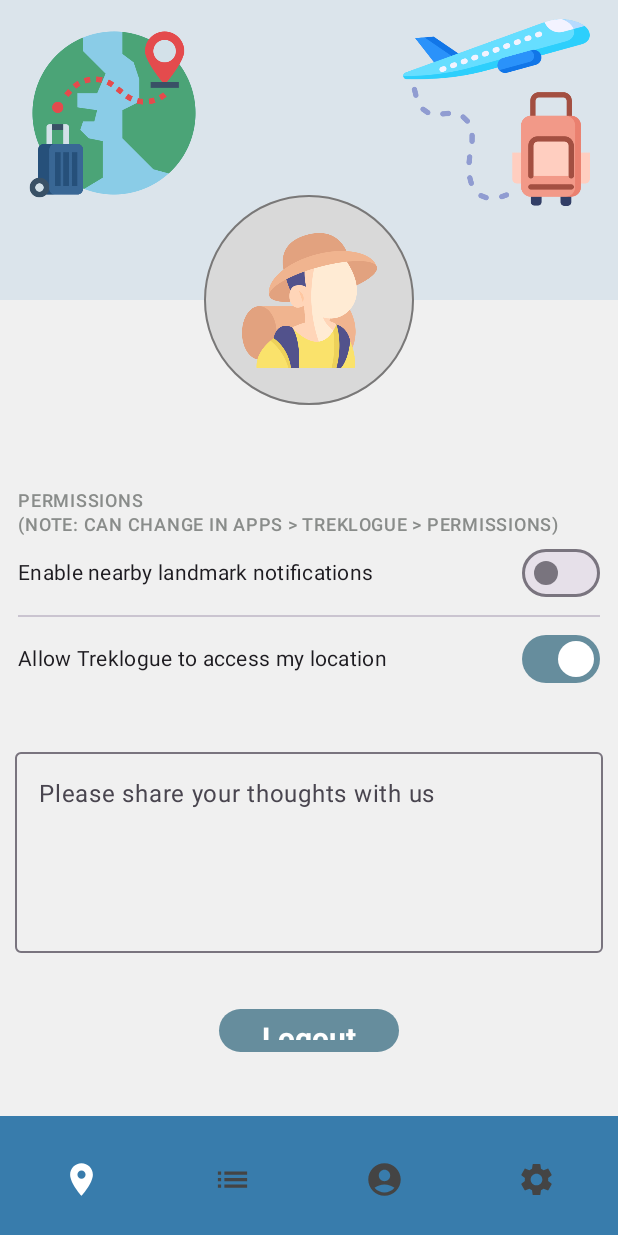
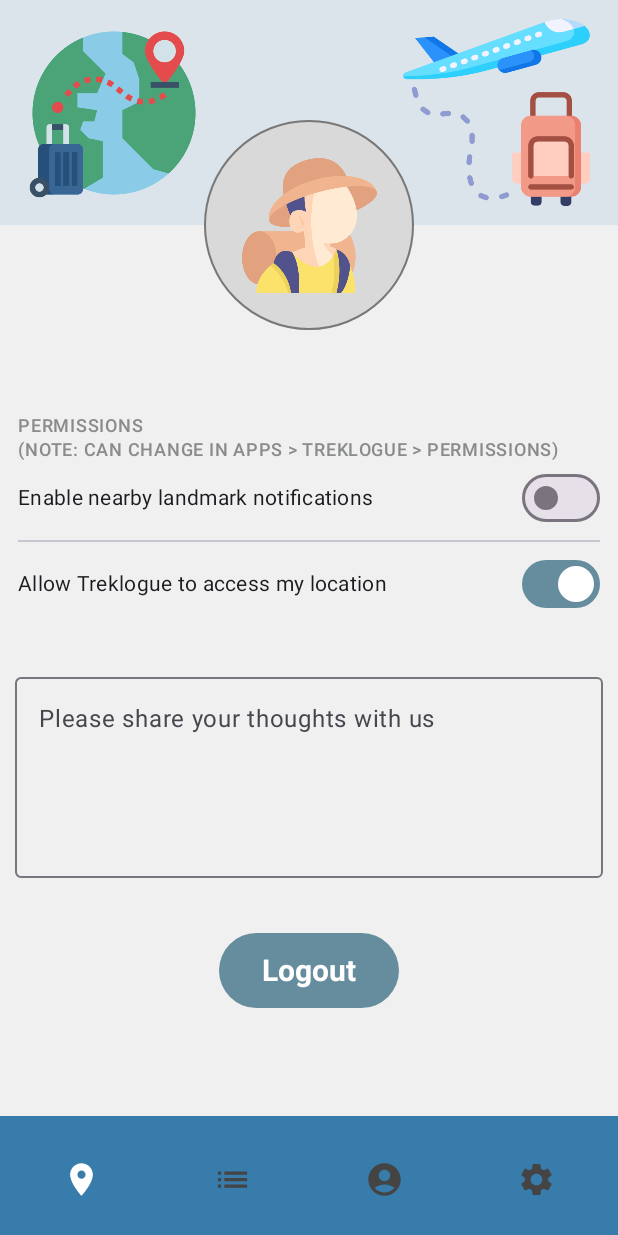
Before and after one commit to mingyuliuu/cs446-group18, an Android app built with Jetpack Compose: the SettingsScreen screen opened through its navigation route, on a phone screen of 412 x 824 dp. Run offline under Robolectric (Android 15) with nearby library versions, the phone set to English and light mode, and no system bars; our stand-ins replace Dagger/Hilt's generated code, Firebase (no records; nobody signed in at launch, a user with empty details on screens opened directly); 1 statement that could not run was skipped.

Commit message:
Refined settings ui, enabled scrolling

```diff
--- a/app/src/main/java/ca/uwaterloo/treklogue/ui/screens/SettingsScreen.kt
+++ b/app/src/main/java/ca/uwaterloo/treklogue/ui/screens/SettingsScreen.kt
@@ -22,9 +22,11 @@ import androidx.compose.foundation.layout.offset
 import androidx.compose.foundation.layout.padding
 import androidx.compose.foundation.layout.size
 import androidx.compose.foundation.layout.width
+import androidx.compose.foundation.rememberScrollState
 import androidx.compose.foundation.shape.CircleShape
 import androidx.compose.foundation.text.KeyboardActions
 import androidx.compose.foundation.text.KeyboardOptions
+import androidx.compose.foundation.verticalScroll
 import androidx.compose.material3.Button
 import androidx.compose.material3.OutlinedTextField
 import androidx.compose.material3.Text
@@ -101,15 +103,15 @@ fun SettingsScreen(
         modifier = Modifier
             .fillMaxSize()
             .background(color = Gray100)
+            .verticalScroll(rememberScrollState())
     ){
             // Top bar
             Box(
                 modifier = Modifier
                     .fillMaxWidth()
-                    .height(200.dp)
+                    .height(150.dp)
                     .background(color = Blue100)
             ) {
-                Spacer(modifier = Modifier.height(40.dp))
                 Row(
                     horizontalArrangement = Arrangement.SpaceBetween,
                     modifier = Modifier
```
